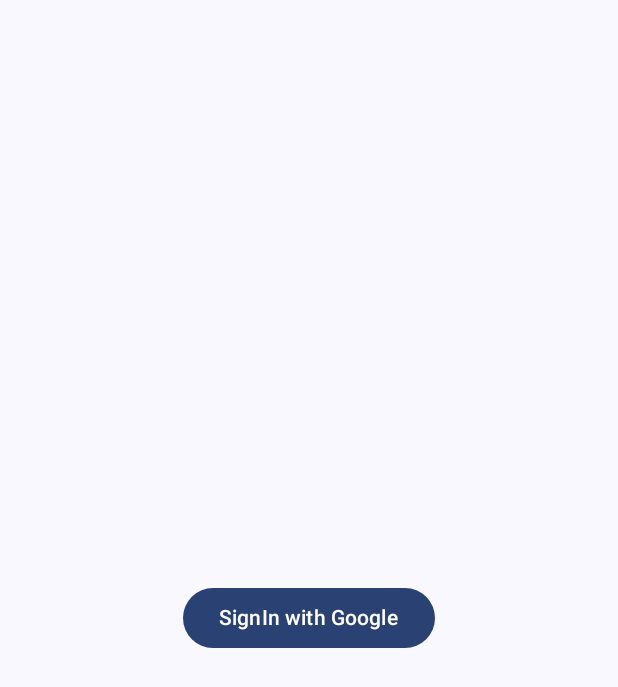
After one commit to bharat2005/mupple_app_sketch, an Android app built with Jetpack Compose: the composable StartScreen shown on its own in the app's theme, on a phone screen of 412 x 824 dp. The commit adds this screen. Shown: the top 687 px of the screen. Run offline under Robolectric (Android 15) with nearby library versions, the phone set to English and light mode, and no system bars.

Commit message:
feat: Add auth and main navigation graphs
Sets up the basic navigation structure for the authentication and main features of the app. Includes a placeholder start screen with a Google sign-in button and an updated splash screen.

- Adds the `play-services` dependency.
- Creates `AuthNavGraph` and `MainNavGraph` to define nested navigation for authentication and main app features.
- Defines route constants in `AuthRoutes` and `MainRoutes`.
- Implements `StartScreen` with a "SignIn with Google" button.
- Adds a `StartViewModel` with a placeholder `onGoogleSignIn` method.
- Updates `SplashScreen` to show a `CircularProgressIndicator`.
- Configures `AppRoot` to call the `SplashScreen` composable.

```diff
--- a/app/build.gradle.kts
+++ b/app/build.gradle.kts
@@ -75,6 +75,9 @@ dependencies {
     implementation("androidx.navigation:navigation-compose:2.9.6")
     implementation("androidx.hilt:hilt-navigation-compose:1.3.0")
 
+    //PlayServies
+    implementation("com.google.android.gms:play-services:12.0.1")
+
 
 
 
--- a/app/src/main/java/com/bharat/mupple_sketch_app/app_root/AppRoot.kt
+++ b/app/src/main/java/com/bharat/mupple_sketch_app/app_root/AppRoot.kt
@@ -11,6 +11,7 @@ import androidx.lifecycle.compose.collectAsStateWithLifecycle
 import androidx.navigation.compose.NavHost
 import androidx.navigation.compose.rememberNavController
 import androidx.navigation.compose.composable
+import com.bharat.mupple_sketch_app.app_root.splash.SplashScreen
 
 @Composable
 fun AppRoot(
@@ -36,8 +37,10 @@ fun AppRoot(
             startDestination = startDestination
         ){
             composable(AppRoutes.SplashRoute) {
+                SplashScreen()
+            }
 
-            }
+
 
 
 
--- /dev/null
+++ b/app/src/main/java/com/bharat/mupple_sketch_app/auth_feature/presentation/navigation/AuthRoutes.kt
@@ -0,0 +1,5 @@
+package com.bharat.mupple_sketch_app.auth_feature.presentation.navigation
+
+object AuthRoutes {
+    const val StartRoute = "start"
+}
--- /dev/null
+++ b/app/src/main/java/com/bharat/mupple_sketch_app/auth_feature/presentation/navigation/start/StartScreen.kt
@@ -0,0 +1,31 @@
+package com.bharat.mupple_sketch_app.auth_feature.presentation.navigation.start
+
+
+import androidx.compose.foundation.layout.Arrangement
+import androidx.compose.foundation.layout.Column
+import androidx.compose.foundation.layout.fillMaxSize
+import androidx.compose.material3.Button
+import androidx.compose.material3.Text
+import androidx.compose.runtime.Composable
+import androidx.compose.ui.Alignment
+import androidx.compose.ui.Modifier
+
+@Composable
+fun StartScreen(
+
+) {
+    Column(
+        modifier = Modifier.fillMaxSize(),
+        horizontalAlignment = Alignment.CenterHorizontally,
+        verticalArrangement = Arrangement.Center
+    ){
+
+        Button(
+            onClick = {}
+        ) {
+            Text("SignIn with Google")
+        }
+
+    }
+
+}
--- /dev/null
+++ b/app/src/main/java/com/bharat/mupple_sketch_app/main_feature/presentation/navigation/MainRoutes.kt
@@ -0,0 +1,5 @@
+package com.bharat.mupple_sketch_app.main_feature.presentation.navigation
+
+object MainRoutes {
+    const val HomeRoute = "home"
+}
```
Also changed, not shown: app/src/main/java/com/bharat/mupple_sketch_app/app_root/splash/SplashScreen.kt (+13 -1 lines), app/src/main/java/com/bharat/mupple_sketch_app/auth_feature/presentation/navigation/AuthNavGraph.kt (added, +19 -0 lines), app/src/main/java/com/bharat/mupple_sketch_app/auth_feature/presentation/navigation/start/StartViewModel.kt (added, +20 -0 lines), app/src/main/java/com/bharat/mupple_sketch_app/main_feature/presentation/navigation/MainNavGraph.kt (added, +18 -0 lines).
